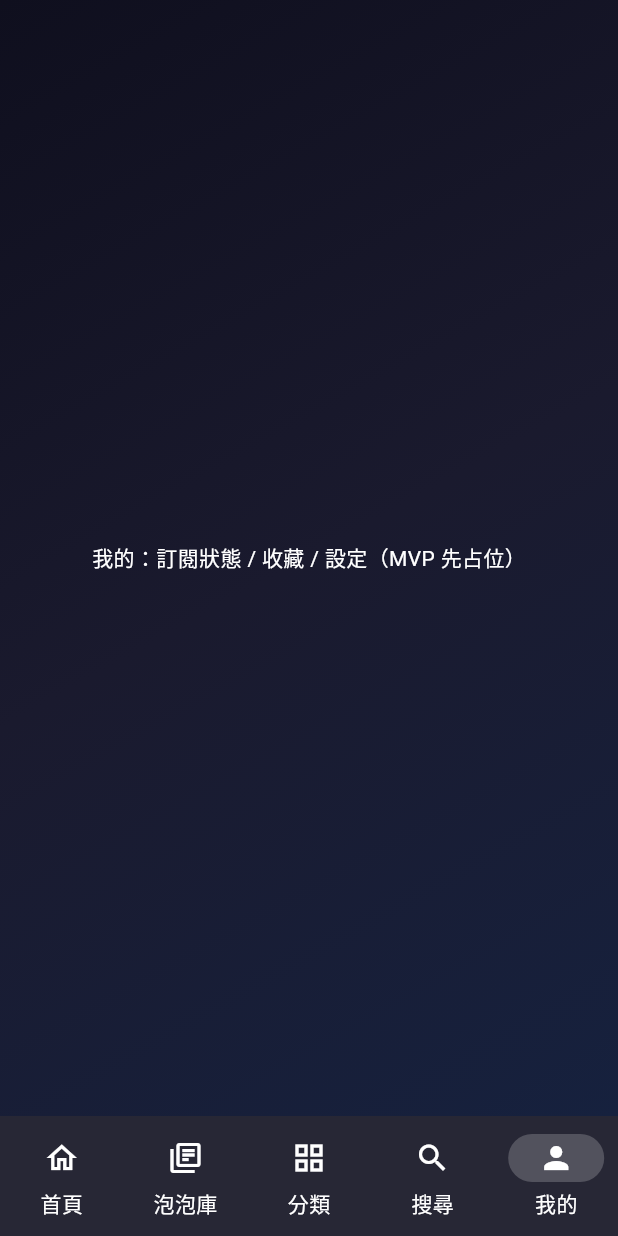
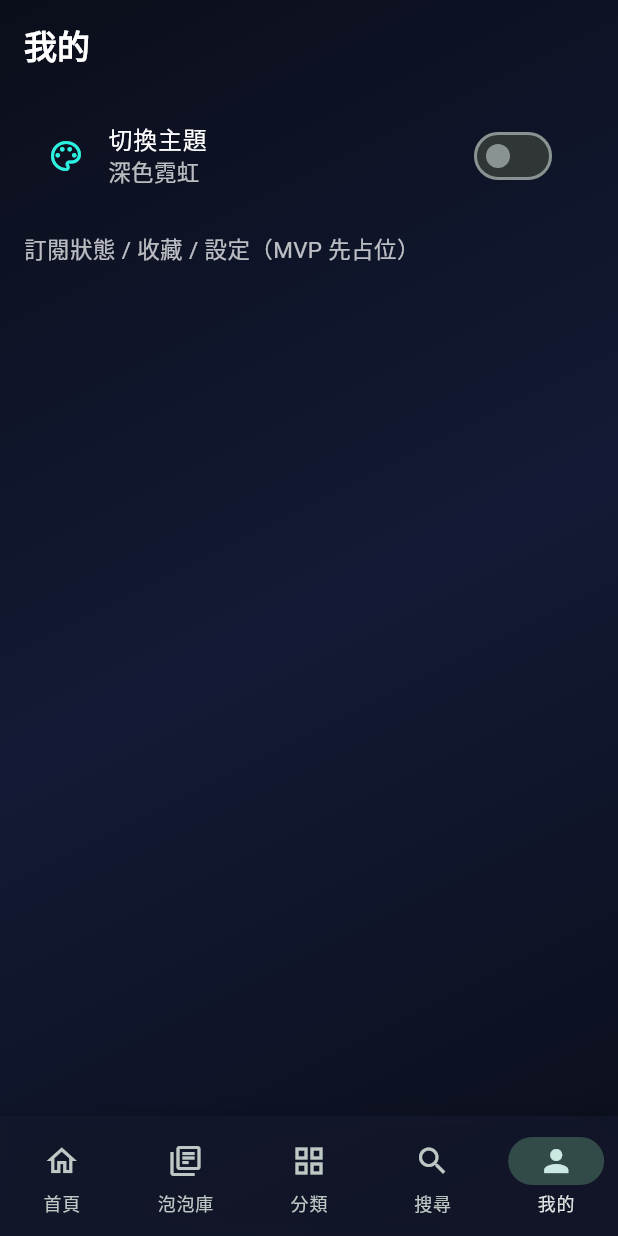
Before and after one commit to arielandbook-web/LuckBuilder, a Flutter app: the screen it shows after launch, item 5 of the bottom bar chosen, on a phone screen of 412 x 824 dp. Run offline on Flutter 3.47's test engine with Material 3 defaults, Android fonts, the light colour scheme and no system bars; our stand-ins replace cloud_firestore, firebase_auth, firebase_core, flutter_local_notifications, flutter_riverpod, flutter_timezone and 2 more; accounts and stored records are empty; network calls fail; statements that could not run were skipped.

Commit message:
feat: 實作雙主題系統（深色霓虹 & 純白薄荷）
- 新增主題系統核心文件（app_theme_id, app_tokens, app_themes, theme_controller）
- 新增 AppBackground 和 AppCard widgets 統一背景和卡片樣式
- 整合主題控制器到 main.dart，支援主題切換和持久化
- 更新所有主要頁面使用新的主題 tokens 和 AppCard
- 在「我的」頁面添加主題切換功能
- 添加 shared_preferences 依賴用於主題持久化

```diff
--- a/lib/app_scaffold.dart
+++ b/lib/app_scaffold.dart
@@ -6,44 +6,58 @@ import 'pages/category_page.dart';
 import 'pages/search_page.dart';
 import 'pages/me_page.dart';
 import 'bubble_library/ui/bubble_library_page.dart';
+import 'widgets/app_background.dart';
+import 'theme/theme_controller.dart';
+import 'theme/app_tokens.dart';
 
 final bottomTabIndexProvider = StateProvider<int>((ref) => 0);
+final themeControllerProvider = Provider<ThemeController>((ref) {
+  throw UnimplementedError('themeControllerProvider must be overridden');
+});
 
 class MainScaffold4Tabs extends ConsumerWidget {
-  const MainScaffold4Tabs({super.key});
+  final ThemeController themeController;
+  const MainScaffold4Tabs({super.key, required this.themeController});
 
   @override
   Widget build(BuildContext context, WidgetRef ref) {
     final index = ref.watch(bottomTabIndexProvider);
+    final tokens = context.tokens;
 
-    return Scaffold(
-      body: Container(
-        decoration: const BoxDecoration(
-          gradient: LinearGradient(
-            begin: Alignment.topLeft,
-            end: Alignment.bottomRight,
-            colors: [
-              Color(0xFF0F0F1E), // 深藍黑色
-              Color(0xFF1A1A2E), // 稍淺的深藍
-              Color(0xFF16213E), // 深藍灰
+    return ProviderScope(
+      overrides: [
+        themeControllerProvider.overrideWithValue(themeController),
       ],
-            stops: [0.0, 0.5, 1.0],
-          ),
-        ),
-        child: IndexedStack(
+      child: AppBackground(
+        child: Scaffold(
+          backgroundColor: Colors.transparent,
+          body: IndexedStack(
             index: index,
             children: const [
               HomePage(),
-            BubbleLibraryPage(), // ✅ 新增
+              BubbleLibraryPage(),
               CategoryPage(),
               SearchPage(),
               MePage(),
             ],
           ),
+          bottomNavigationBar: Container(
+            decoration: BoxDecoration(
+              color: tokens.navBg,
+              boxShadow: [
+                BoxShadow(
+                  color: Colors.black.withOpacity(0.1),
+                  blurRadius: 10,
+                  offset: const Offset(0, -2),
                 ),
-      bottomNavigationBar: NavigationBar(
+              ],
+            ),
+            child: NavigationBar(
               selectedIndex: index,
               onDestinationSelected: (i) => ref.read(bottomTabIndexProvider.notifier).state = i,
+              backgroundColor: Colors.transparent,
+              elevation: 0,
+              labelBehavior: NavigationDestinationLabelBehavior.alwaysShow,
               destinations: const [
                 NavigationDestination(icon: Icon(Icons.home_outlined), selectedIcon: Icon(Icons.home), label: '首頁'),
                 NavigationDestination(icon: Icon(Icons.library_books_outlined), selectedIcon: Icon(Icons.library_books), label: '泡泡庫'),
@@ -52,6 +66,9 @@ class MainScaffold4Tabs extends ConsumerWidget {
                 NavigationDestination(icon: Icon(Icons.person_outline), selectedIcon: Icon(Icons.person), label: '我的'),
               ],
             ),
+          ),
+        ),
+      ),
     );
   }
 }
--- a/lib/main.dart
+++ b/lib/main.dart
@@ -7,6 +7,8 @@ import 'firebase_options.dart';
 import 'app_scaffold.dart';
 import 'bubble_library/notifications/timezone_init.dart';
 import 'bubble_library/bootstrapper.dart';
+import 'theme/theme_controller.dart';
+import 'theme/app_themes.dart';
 
 void main() async {
   WidgetsFlutterBinding.ensureInitialized();
@@ -29,49 +31,30 @@ void main() async {
     debugPrint('用戶已登入: uid=${auth.currentUser?.uid}');
   }
 
-  runApp(const ProviderScope(child: MyApp()));
+  // 初始化主題控制器
+  final themeController = ThemeController();
+  await themeController.init();
+
+  runApp(ProviderScope(child: MyApp(themeController: themeController)));
 }
 
 class MyApp extends StatelessWidget {
-  const MyApp({super.key});
+  final ThemeController themeController;
+  const MyApp({super.key, required this.themeController});
 
   @override
   Widget build(BuildContext context) {
     return BubbleBootstrapper(
-      child: MaterialApp(
-        title: 'Learning Bubble',
-        theme: ThemeData(
-          useMaterial3: true,
-          colorScheme: ColorScheme.dark(
-            primary: Colors.white,
-            onPrimary: Colors.black,
-            surface: const Color(0xFF1A1A2E),
-            onSurface: Colors.white,
-            background: const Color(0xFF0F0F1E),
-          ),
-          scaffoldBackgroundColor: const Color(0xFF0F0F1E),
-          appBarTheme: const AppBarTheme(
-            backgroundColor: Colors.transparent,
-            elevation: 0,
-            iconTheme: IconThemeData(color: Colors.white),
-            titleTextStyle: TextStyle(
-              color: Colors.white,
-              fontSize: 20,
-              fontWeight: FontWeight.w600,
-            ),
-          ),
-          navigationBarTheme: NavigationBarThemeData(
-            backgroundColor: Colors.white.withOpacity(0.1),
-            indicatorColor: Colors.white.withOpacity(0.2),
-            labelTextStyle: MaterialStateProperty.all(
-              const TextStyle(color: Colors.white),
-            ),
-            iconTheme: MaterialStateProperty.all(
-              const IconThemeData(color: Colors.white),
-            ),
-          ),
-        ),
-        home: const MainScaffold4Tabs(),
+      child: AnimatedBuilder(
+        animation: themeController,
+        builder: (_, __) {
+          return MaterialApp(
+            title: 'Learning Bubble',
+            debugShowCheckedModeBanner: false,
+            theme: AppThemes.byId(themeController.id),
+            home: MainScaffold4Tabs(themeController: themeController),
+          );
+        },
       ),
     );
   }
--- a/lib/pages/me_page.dart
+++ b/lib/pages/me_page.dart
@@ -1,12 +1,47 @@
 import 'package:flutter/material.dart';
+import 'package:flutter_riverpod/flutter_riverpod.dart';
+import '../app_scaffold.dart';
+import '../theme/app_tokens.dart';
 
-class MePage extends StatelessWidget {
+class MePage extends ConsumerWidget {
   const MePage({super.key});
 
   @override
-  Widget build(BuildContext context) {
-    return const SafeArea(
-      child: Center(child: Text('我的：訂閱狀態 / 收藏 / 設定（MVP 先占位）')),
+  Widget build(BuildContext context, WidgetRef ref) {
+    final tokens = context.tokens;
+    final themeController = ref.watch(themeControllerProvider);
+
+    return SafeArea(
+      child: ListView(
+        padding: const EdgeInsets.all(16),
+        children: [
+          Text(
+            '我的',
+            style: Theme.of(context).textTheme.titleLarge?.copyWith(
+              color: tokens.textPrimary,
+            ),
+          ),
+          const SizedBox(height: 24),
+          ListTile(
+            leading: Icon(Icons.color_lens_outlined, color: tokens.primary),
+            title: Text('切換主題', style: TextStyle(color: tokens.textPrimary)),
+            subtitle: Text(
+              themeController.id.name == 'darkNeon' ? '深色霓虹' : '純白薄荷',
+              style: TextStyle(color: tokens.textSecondary),
+            ),
+            trailing: Switch(
+              value: themeController.id.name == 'whiteMint',
+              onChanged: (_) => themeController.toggle(),
+            ),
+            onTap: () => themeController.toggle(),
+          ),
+          const SizedBox(height: 16),
+          Text(
+            '訂閱狀態 / 收藏 / 設定（MVP 先占位）',
+            style: TextStyle(color: tokens.textSecondary),
+          ),
+        ],
+      ),
     );
   }
 }
--- /dev/null
+++ b/lib/theme/app_theme_id.dart
@@ -0,0 +1 @@
+enum AppThemeId { darkNeon, whiteMint }
--- /dev/null
+++ b/lib/theme/app_themes.dart
@@ -0,0 +1,158 @@
+import 'package:flutter/material.dart';
+import 'app_theme_id.dart';
+import 'app_tokens.dart';
+
+class AppThemes {
+  static ThemeData byId(AppThemeId id) {
+    switch (id) {
+      case AppThemeId.darkNeon:
+        return _darkNeon();
+      case AppThemeId.whiteMint:
+        return _whiteMint();
+    }
+  }
+
+  static ThemeData _darkNeon() {
+    const bg = Color(0xFF0B0E1A);
+    const primary = Color(0xFF2EF2E1);
+
+    final tokens = AppTokens(
+      bg: bg,
+      bgGradient: const LinearGradient(
+        begin: Alignment.topLeft,
+        end: Alignment.bottomRight,
+        colors: [
+          Color(0xFF0B0E1A),
+          Color(0xFF121A35),
+          Color(0xFF0B0E1A),
+        ],
+      ),
+      primary: primary,
+      textPrimary: Colors.white,
+      textSecondary: const Color.fromRGBO(255, 255, 255, 0.72),
+      cardBg: const Color.fromRGBO(255, 255, 255, 0.08),
+      cardBorder: const Color.fromRGBO(255, 255, 255, 0.14),
+      cardRadius: 24,
+      cardShadow: const [
+        BoxShadow(
+          color: Color.fromRGBO(0, 0, 0, 0.35),
+          blurRadius: 28,
+          offset: Offset(0, 12),
+        ),
+      ],
+      chipBg: const Color.fromRGBO(255, 255, 255, 0.08),
+      navBg: const Color.fromRGBO(20, 24, 44, 0.72),
+      glassBlurSigma: 18,
+    );
+
+    final base = ThemeData(
+      brightness: Brightness.dark,
+      useMaterial3: true,
+      scaffoldBackgroundColor: bg,
+      colorScheme: ColorScheme.fromSeed(
+        seedColor: primary,
+        brightness: Brightness.dark,
+      ).copyWith(
+        primary: primary,
+        surface: tokens.cardBg,
+      ),
+      textTheme: const TextTheme(
+        titleLarge: TextStyle(fontSize: 22, fontWeight: FontWeight.w700),
+        titleMedium: TextStyle(fontSize: 18, fontWeight: FontWeight.w700),
+        bodyMedium: TextStyle(fontSize: 15, height: 1.35),
+        bodySmall: TextStyle(fontSize: 13, height: 1.35),
+      ),
+      inputDecorationTheme: InputDecorationTheme(
+        filled: true,
+        fillColor: const Color.fromRGBO(255, 255, 255, 0.10),
+        hintStyle: const TextStyle(color: Color.fromRGBO(255, 255, 255, 0.60)),
+        border: OutlineInputBorder(
+          borderRadius: BorderRadius.circular(18),
+          borderSide: const BorderSide(color: Color.fromRGBO(255, 255, 255, 0.14)),
+        ),
+        enabledBorder: OutlineInputBorder(
+          borderRadius: BorderRadius.circular(18),
+          borderSide: const BorderSide(color: Color.fromRGBO(255, 255, 255, 0.14)),
+        ),
+        focusedBorder: OutlineInputBorder(
+          borderRadius: BorderRadius.circular(18),
+          borderSide: const BorderSide(color: primary, width: 1.2),
+        ),
+      ),
+      bottomNavigationBarTheme: const BottomNavigationBarThemeData(
+        type: BottomNavigationBarType.fixed,
+        showUnselectedLabels: true,
+      ),
+    );
+
+    return base.copyWith(extensions: [tokens]);
+  }
+
+  static ThemeData _whiteMint() {
+    const bg = Color(0xFFFFFFFF); // ✅ 純白底
+    const primary = Color(0xFF25C9B8);
+
+    final tokens = AppTokens(
+      bg: bg,
+      bgGradient: null, // 純白就不要漸層
+      primary: primary,
+      textPrimary: const Color(0xFF111827),
+      textSecondary: const Color(0xFF6B7280),
+      cardBg: const Color(0xFFFFFFFF),
+      cardBorder: const Color(0xFFEEF1F6),
+      cardRadius: 22,
+      cardShadow: const [
+        BoxShadow(
+          color: Color.fromRGBO(0, 0, 0, 0.08),
+          blurRadius: 24,
+          offset: Offset(0, 10),
+        ),
+      ],
+      chipBg: const Color(0xFFF5F7FB),
+      navBg: const Color.fromRGBO(255, 255, 255, 0.92),
+      glassBlurSigma: 10,
+    );
+
+    final base = ThemeData(
+      brightness: Brightness.light,
+      useMaterial3: true,
+      scaffoldBackgroundColor: bg,
+      colorScheme: ColorScheme.fromSeed(
+        seedColor: primary,
+        brightness: Brightness.light,
+      ).copyWith(
+        primary: primary,
+        surface: tokens.cardBg,
+      ),
+      textTheme: const TextTheme(
+        titleLarge: TextStyle(fontSize: 22, fontWeight: FontWeight.w800),
+        titleMedium: TextStyle(fontSize: 18, fontWeight: FontWeight.w700),
+        bodyMedium: TextStyle(fontSize: 15, height: 1.35),
+        bodySmall: TextStyle(fontSize: 13, height: 1.35),
+      ),
+      inputDecorationTheme: InputDecorationTheme(
+        filled: true,
+        fillColor: const Color(0xFFF6F7FB),
+        hintStyle: const TextStyle(color: Color(0xFF9CA3AF)),
+        border: OutlineInputBorder(
+          borderRadius: BorderRadius.circular(18),
+          borderSide: const BorderSide(color: Color(0xFFEEF1F6)),
+        ),
+        enabledBorder: OutlineInputBorder(
+          borderRadius: BorderRadius.circular(18),
+          borderSide: const BorderSide(color: Color(0xFFEEF1F6)),
+        ),
+        focusedBorder: OutlineInputBorder(
+          borderRadius: BorderRadius.circular(18),
+          borderSide: const BorderSide(color: primary, width: 1.2),
+        ),
+      ),
+      bottomNavigationBarTheme: const BottomNavigationBarThemeData(
+        type: BottomNavigationBarType.fixed,
+        showUnselectedLabels: true,
+      ),
+    );
+
+    return base.copyWith(extensions: [tokens]);
+  }
+}
--- /dev/null
+++ b/lib/theme/app_tokens.dart
@@ -0,0 +1,93 @@
+import 'dart:ui';
+
+import 'package:flutter/material.dart';
+
+@immutable
+class AppTokens extends ThemeExtension<AppTokens> {
+  final Color bg;
+  final Gradient? bgGradient;
+
+  final Color primary;
+  final Color textPrimary;
+  final Color textSecondary;
+
+  final Color cardBg;
+  final Color cardBorder;
+  final double cardRadius;
+  final List<BoxShadow> cardShadow;
+
+  final Color chipBg;
+  final Color navBg;
+
+  /// Dark: glass blur > 0; White: blur can be 0 (still fine if you keep blur)
+  final double glassBlurSigma;
+
+  const AppTokens({
+    required this.bg,
+    required this.bgGradient,
+    required this.primary,
+    required this.textPrimary,
+    required this.textSecondary,
+    required this.cardBg,
+    required this.cardBorder,
+    required this.cardRadius,
+    required this.cardShadow,
+    required this.chipBg,
+    required this.navBg,
+    required this.glassBlurSigma,
+  });
+
+  @override
+  AppTokens copyWith({
+    Color? bg,
+    Gradient? bgGradient,
+    Color? primary,
+    Color? textPrimary,
+    Color? textSecondary,
+    Color? cardBg,
+    Color? cardBorder,
+    double? cardRadius,
+    List<BoxShadow>? cardShadow,
+    Color? chipBg,
+    Color? navBg,
+    double? glassBlurSigma,
+  }) {
+    return AppTokens(
+      bg: bg ?? this.bg,
+      bgGradient: bgGradient ?? this.bgGradient,
+      primary: primary ?? this.primary,
+      textPrimary: textPrimary ?? this.textPrimary,
+      textSecondary: textSecondary ?? this.textSecondary,
+      cardBg: cardBg ?? this.cardBg,
+      cardBorder: cardBorder ?? this.cardBorder,
+      cardRadius: cardRadius ?? this.cardRadius,
+      cardShadow: cardShadow ?? this.cardShadow,
+      chipBg: chipBg ?? this.chipBg,
+      navBg: navBg ?? this.navBg,
+      glassBlurSigma: glassBlurSigma ?? this.glassBlurSigma,
+    );
+  }
+
+  @override
+  AppTokens lerp(ThemeExtension<AppTokens>? other, double t) {
+    if (other is! AppTokens) return this;
+    return AppTokens(
+      bg: Color.lerp(bg, other.bg, t)!,
+      bgGradient: t < 0.5 ? bgGradient : other.bgGradient,
+      primary: Color.lerp(primary, other.primary, t)!,
+      textPrimary: Color.lerp(textPrimary, other.textPrimary, t)!,
+      textSecondary: Color.lerp(textSecondary, other.textSecondary, t)!,
+      cardBg: Color.lerp(cardBg, other.cardBg, t)!,
+      cardBorder: Color.lerp(cardBorder, other.cardBorder, t)!,
+      cardRadius: lerpDouble(cardRadius, other.cardRadius, t)!,
+      cardShadow: t < 0.5 ? cardShadow : other.cardShadow,
+      chipBg: Color.lerp(chipBg, other.chipBg, t)!,
+      navBg: Color.lerp(navBg, other.navBg, t)!,
+      glassBlurSigma: lerpDouble(glassBlurSigma, other.glassBlurSigma, t)!,
+    );
+  }
+}
+
+extension AppTokensX on BuildContext {
+  AppTokens get tokens => Theme.of(this).extension<AppTokens>()!;
+}
--- /dev/null
+++ b/lib/widgets/app_background.dart
@@ -0,0 +1,19 @@
+import 'package:flutter/material.dart';
+import '../theme/app_tokens.dart';
+
+class AppBackground extends StatelessWidget {
+  final Widget child;
+  const AppBackground({super.key, required this.child});
+
+  @override
+  Widget build(BuildContext context) {
+    final t = context.tokens;
+    return DecoratedBox(
+      decoration: BoxDecoration(
+        color: t.bg,
+        gradient: t.bgGradient,
+      ),
+      child: child,
+    );
+  }
+}
--- a/pubspec.yaml
+++ b/pubspec.yaml
@@ -18,6 +18,7 @@ dependencies:
   timezone: ^0.9.4
   flutter_timezone: ^1.0.8
   url_launcher: ^6.3.1
+  shared_preferences: ^2.2.2
 
 dev_dependencies:
   flutter_test:
```
Also changed, not shown: lib/pages/category_page.dart (+33 -15 lines), lib/pages/home_page.dart (+45 -32 lines), lib/pages/product_list_page.dart (+32 -31 lines), lib/pages/search_page.dart (+18 -15 lines), lib/theme/theme_controller.dart (added, +33 -0 lines), lib/widgets/app_card.dart (added, +48 -0 lines), pubspec.lock, 1 other file. Lines whose indentation alone changed are shown as unchanged.
